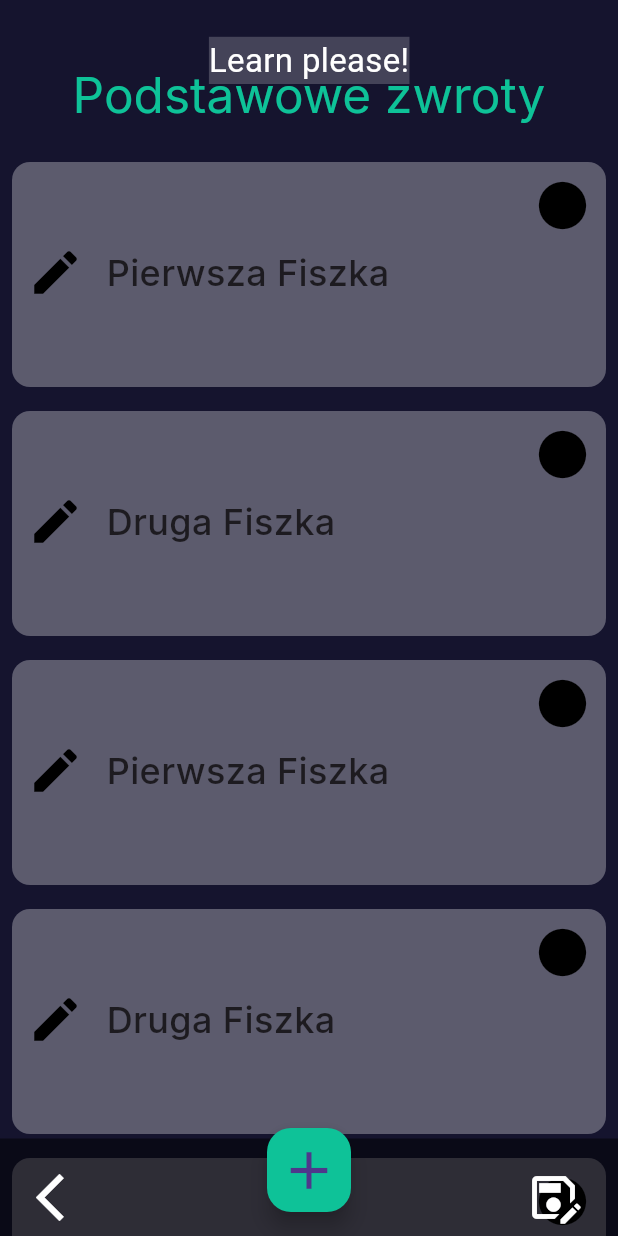
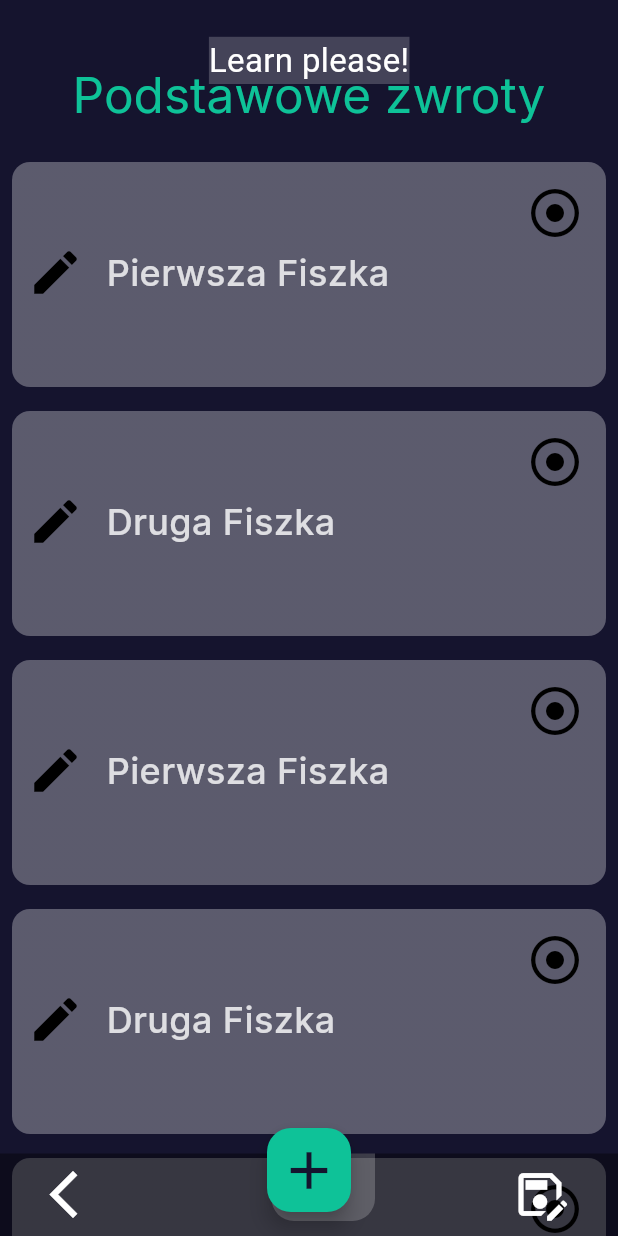
Before and after one commit to GrigoriSaki/flash_Cards, a Flutter app: the screen it shows after launch, after a tap on "Podstawowe zwroty", on a phone screen of 412 x 824 dp. Run offline on Flutter 3.47's test engine with Material 3 defaults, Android fonts, the phone set to English and light mode, and no system bars; our stand-ins replace flutter_slidable, font_awesome_flutter, google_fonts; missing offline and left inert: dart:ffi; Roboto replaces fonts that are missing (Sixtyfour).

Commit message:
bottom Bar i alert dialog

```diff
--- a/lib/flashCardsPage.dart
+++ b/lib/flashCardsPage.dart
@@ -98,19 +98,25 @@ class _FLashCardsPageState extends State<FLashCardsPage> {
               ],
             ),
           ),
-          Align(
-            alignment: Alignment.bottomCenter,
-            child: BottomAppBar(
-                notchMargin: BorderSide.strokeAlignCenter,
-                height: 65,
-                color: Colors.black.withOpacity(0.5),
+          Positioned(
+              bottom: 0,
+              right: 0,
+              left: 0,
+              child: Container(
+                height: 55,
+                color: Colors.black.withOpacity(0.4),
                 child: Padding(
-                  padding: const EdgeInsets.only(bottom: 25.0),
+                  padding: const EdgeInsets.only(left: 25, right: 25),
                   child: Row(
                     mainAxisAlignment: MainAxisAlignment.spaceBetween,
                     children: [
                       IconButton(
-                          onPressed: () {},
+                          onPressed: () {
+                            Navigator.push(context, MaterialPageRoute(
+                                builder: (BuildContext context) {
+                              return HomePage();
+                            }));
+                          },
                           icon: Icon(
                             Icons.arrow_back_ios,
                             color: Colors.white,
@@ -123,8 +129,20 @@ class _FLashCardsPageState extends State<FLashCardsPage> {
                           )),
                     ],
                   ),
-                )),
-          ),
+                ),
+              )),
+          Positioned(
+              bottom: 10,
+              right: 162,
+              child: Container(
+                height: 45,
+                width: 69,
+                decoration: BoxDecoration(
+                    borderRadius: BorderRadius.only(
+                        bottomLeft: Radius.circular(15),
+                        bottomRight: Radius.circular(15)),
+                    color: Colors.white.withOpacity(0.2)),
+              ))
         ],
       ),
     );
@@ -136,6 +154,7 @@ class _FLashCardsPageState extends State<FLashCardsPage> {
       onPressed: () {},
       child: Icon(
         Icons.add,
+        color: Color(0xFF15142e),
         size: 42,
       ),
     );
--- a/lib/utitlities/flashCard.dart
+++ b/lib/utitlities/flashCard.dart
@@ -1,6 +1,7 @@
 // ignore_for_file: prefer_const_constructors, prefer_const_literals_to_create_immutables, sort_child_properties_last, must_be_immutable
 
 import 'package:flutter/material.dart';
+import 'package:font_awesome_flutter/font_awesome_flutter.dart';
 import 'package:google_fonts/google_fonts.dart';
 
 class FlashCard extends StatefulWidget {
@@ -35,12 +36,27 @@ class _FlashCardState extends State<FlashCard> {
           width: double.infinity,
           curve: Curves.fastOutSlowIn,
           decoration: BoxDecoration(
-              color: Colors.white.withOpacity(0.3),
+              gradient: LinearGradient(
+                  begin: Alignment.topCenter,
+                  end: Alignment.bottomCenter,
+                  colors: [
+                    Colors.white.withOpacity(0.3),
+                    isSelected
+                        ? Colors.white.withOpacity(0.3)
+                        : Colors.white.withOpacity(0.7),
+                  ]),
               borderRadius: BorderRadius.circular(12)),
           child: Stack(
             children: [
               Positioned(
-                child: Icon(Icons.circle),
+                child: IconButton(
+                    onPressed: () {
+                      return showAlertDialog();
+                    },
+                    icon: Icon(
+                      FontAwesomeIcons.circleDot,
+                      size: 32,
+                    )),
                 top: 10,
                 right: 10,
               ),
@@ -59,7 +75,9 @@ class _FlashCardState extends State<FlashCard> {
                           height: 25,
                           width: 10,
                         ),
-                        Icon(Icons.edit),
+                        Icon(
+                          Icons.edit,
+                        ),
                         SizedBox(
                           width: 15,
                         ),
@@ -67,7 +85,9 @@ class _FlashCardState extends State<FlashCard> {
                           widget.frontSideText,
                           maxLines: 2,
                           style: GoogleFonts.inter(
-                              fontSize: 24, fontWeight: FontWeight.w500),
+                              color: Colors.white.withOpacity(0.8),
+                              fontSize: 24,
+                              fontWeight: FontWeight.w500),
                         ),
                         SizedBox(
                           width: 10,
@@ -82,14 +102,18 @@ class _FlashCardState extends State<FlashCard> {
                           SizedBox(
                             width: 10,
                           ),
-                          Icon(Icons.edit),
+                          Icon(
+                            Icons.edit,
+                          ),
                           SizedBox(
                             width: 15,
                           ),
                           Text(
                             widget.backSideText,
                             style: GoogleFonts.inter(
-                                fontSize: 24, fontWeight: FontWeight.w500),
+                                color: Colors.black,
+                                fontSize: 25,
+                                fontWeight: FontWeight.w600),
                           ),
                           SizedBox(
                             width: 10,
@@ -106,4 +130,86 @@ class _FlashCardState extends State<FlashCard> {
       ),
     );
   }
+
+  void showAlertDialog() {
+    showDialog(
+        context: context,
+        builder: (BuildContext context) {
+          return Dialog(
+            child: Container(
+              margin: EdgeInsets.all(25),
+              height: 400,
+              width: double.infinity,
+              decoration: BoxDecoration(
+                  color: Colors.white, borderRadius: BorderRadius.circular(12)),
+              child: Column(
+                crossAxisAlignment: CrossAxisAlignment.center,
+                children: [
+                  Text("Wybierz poziom zapamiętania"),
+                  Row(
+                    mainAxisAlignment: MainAxisAlignment.spaceBetween,
+                    children: [
+                      IconButton(
+                          onPressed: () {},
+                          icon: Icon(
+                            FontAwesomeIcons.circleDot,
+                            size: 32,
+                          )),
+                      Container(
+                        child: Text("Nie wybrano"),
+                        width: 150,
+                      )
+                    ],
+                  ),
+                  Row(
+                    mainAxisAlignment: MainAxisAlignment.spaceBetween,
+                    children: [
+                      IconButton(
+                          onPressed: () {},
+                          icon: Icon(
+                            FontAwesomeIcons.circleDot,
+                            size: 32,
+                          )),
+                      Container(
+                        child: Text("Dobrze"),
+                        width: 150,
+                      )
+                    ],
+                  ),
+                  Row(
+                    mainAxisAlignment: MainAxisAlignment.spaceBetween,
+                    children: [
+                      IconButton(
+                          onPressed: () {},
+                          icon: Icon(
+                            FontAwesomeIcons.circleDot,
+                            size: 32,
+                          )),
+                      Container(
+                        child: Text("Słabo"),
+                        width: 150,
+                      )
+                    ],
+                  ),
+                  Row(
+                    mainAxisAlignment: MainAxisAlignment.spaceBetween,
+                    children: [
+                      IconButton(
+                          onPressed: () {},
+                          icon: Icon(
+                            FontAwesomeIcons.circleDot,
+                            size: 32,
+                          )),
+                      Container(
+                        child: Text("Bardzo słabo"),
+                        width: 150,
+                      )
+                    ],
+                  ),
+                ],
+              ),
+            ),
+          );
+        });
+  }
 }
--- a/pubspec.yaml
+++ b/pubspec.yaml
@@ -28,6 +28,7 @@ environment:
 # the latest version available on pub.dev. To see which dependencies have newer
 # versions available, run `flutter pub outdated`.
 dependencies:
+  font_awesome_flutter: ^10.1.0
   google_fonts: ^6.2.1
   flutter:
     sdk: flutter
```
Also changed, not shown: pubspec.lock.
